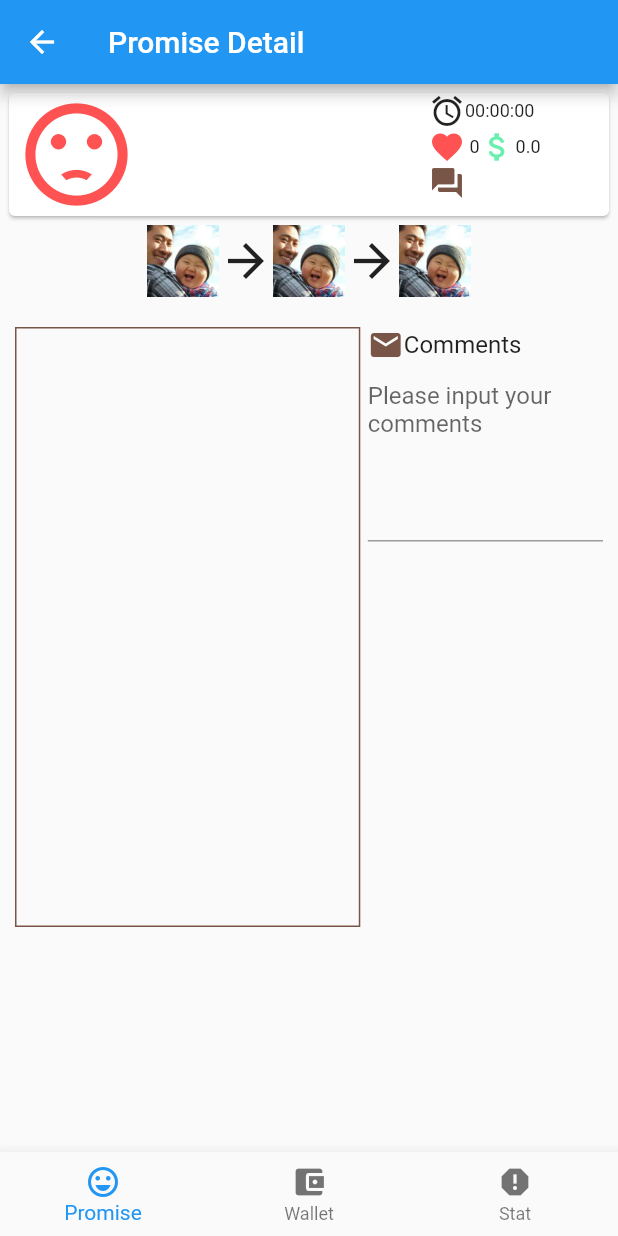
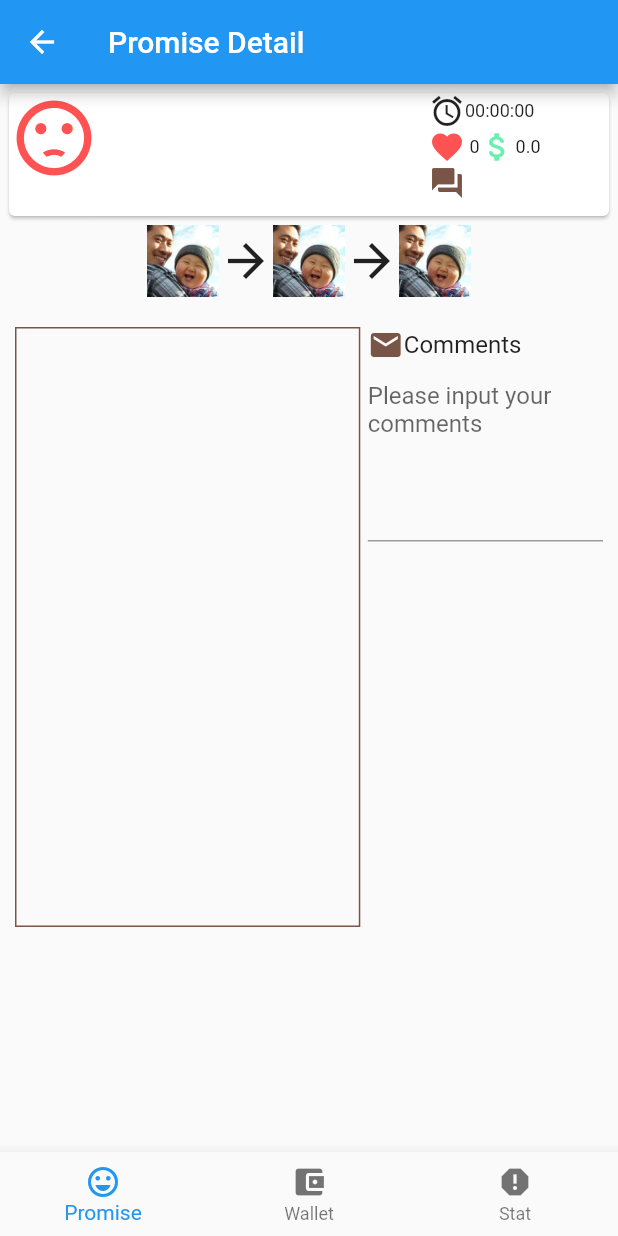
Before and after one commit to acobpm/pm-client-01, a Flutter app: the PromiseDetailPage screen opened directly with empty values, on a phone screen of 412 x 824 dp. Run offline on Flutter 3.47's test engine with Material 2 defaults, Android fonts, the phone set to English and light mode, and no system bars; missing offline and left inert: progress_hud; network calls fail.

```diff
--- a/lib/pm_widget.dart
+++ b/lib/pm_widget.dart
@@ -2,6 +2,7 @@ import 'package:flutter/foundation.dart';
 import 'package:flutter/material.dart';
 import 'package:intl/intl.dart';
 import 'dart:async';
+import 'package:progress_hud/progress_hud.dart';
 
 import 'model/data.dart';
 import 'util.dart';
@@ -32,21 +33,26 @@ class CardItem extends StatelessWidget {
   }
 
   Icon _getMood(Duration d) {
+    const _iconSize = 12.0 ;
     if (d != null) {
       var hours = d.inHours;
       if (hours > 24) {
         return const Icon(Icons.sentiment_very_satisfied,
+           size:_iconSize,
             color: Colors.greenAccent);
       } else if (hours > 0) {
-        return const Icon(Icons.sentiment_neutral, color: Colors.orangeAccent);
+        return const Icon(Icons.sentiment_neutral,
+                    size:_iconSize,
+                    color: Colors.orangeAccent);
       } else {
         return const Icon(
           Icons.sentiment_dissatisfied,
+          size:_iconSize,
           color: Colors.redAccent,
         );
       }
     } else {
-      return const Icon(Icons.sentiment_very_satisfied);
+      return const Icon(Icons.sentiment_very_satisfied, size:_iconSize,color: Colors.greenAccent);
     }
   }
 
@@ -73,16 +79,17 @@ class CardItem extends StatelessWidget {
                   crossAxisAlignment: CrossAxisAlignment.start,
                   children: <Widget>[
                 new SizedBox(
-                  height: 90.0,
-                  width: 90.0,
+                  height: 60.0,
+                  width: 60.0,
                   child: new FittedBox(
                     fit: BoxFit.contain, // otherwise the logo will be tiny
+
                     child: _getMood(d),
                   ),
                 ),
                 new Expanded(
                     child: new Container(
-                  padding: new EdgeInsets.all(2.0),
+                  padding: new EdgeInsets.all(4.0),
                   child: new Text('${item.brief}',
                       textAlign: TextAlign.left, style: _textFont),
                 )),
@@ -254,3 +261,10 @@ class _InputDropdown extends StatelessWidget {
       child:img,
     );
   }
+
+  var progressHUD = new ProgressHUD(
+        backgroundColor: Colors.black12,
+        color: Colors.white,
+        containerColor: Colors.blue,
+        borderRadius: 5.0,
+      );
```
Also changed, not shown: lib/pm_detail.dart (+88 -17 lines), lib/pm_new.dart (+3 -8 lines), lib/service/remote.dart (+36 -8 lines).
